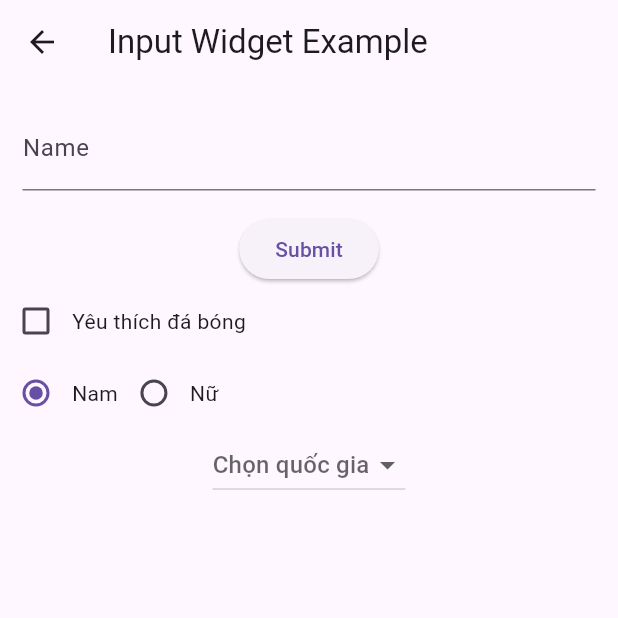
After one commit to tuan-708/Flutter_Practice, a Flutter app: the screen it shows after launch, after a tap on "Go InputWidget", on a phone screen of 412 x 824 dp, the top half of it. The commit adds this screen. Run offline on Flutter 3.47's test engine with Material 3 defaults, Android fonts, the phone set to English and light mode, and no system bars; network calls fail.

Commit message:
<Tuan> widget base

```diff
--- /dev/null
+++ b/lib/input_widget.dart
@@ -0,0 +1,93 @@
+import 'package:flutter/material.dart';
+
+enum Gender { male, female }
+
+class InputWidgetPage extends StatefulWidget {
+  const InputWidgetPage({super.key});
+
+  @override
+  State<InputWidgetPage> createState() => _InputWidgetPageState();
+}
+
+class _InputWidgetPageState extends State<InputWidgetPage> {
+  final nameController = TextEditingController();
+  bool checked = false;
+  Gender gender = Gender.male;
+  final countries = ["Việt Nam", "Lào", "Campuchia", "Thái lan", "Đông ti mo"];
+
+  String? county;
+
+  @override
+  Widget build(BuildContext context) {
+    return Scaffold(
+      appBar: AppBar(
+        title: Text('Input Widget Example'),
+      ),
+      body: Center(
+        child: Column(children: [
+          Padding(
+            padding: EdgeInsets.all(15.0),
+            child: TextField(
+              decoration: InputDecoration(
+                  hintText: 'Enter your name', labelText: 'Name'),
+              controller: nameController,
+            ),
+          ),
+          ElevatedButton(
+              onPressed: () {
+                print(nameController.text);
+              },
+              child: Text('Submit')),
+          Row(
+            children: [
+              Checkbox(
+                  value: checked,
+                  onChanged: (value) {
+                    setState(() {
+                      checked = value!;
+                    });
+                  }),
+              Text('Yêu thích đá bóng')
+            ],
+          ),
+          Row(
+            children: [
+              Radio<Gender>(
+                value: Gender.male,
+                groupValue: gender,
+                onChanged: (value) {
+                  setState(() {
+                    gender = value!;
+                  });
+                },
+              ),
+              Text('Nam'),
+              Radio<Gender>(
+                value: Gender.female,
+                groupValue: gender,
+                onChanged: (value) {
+                  setState(() {
+                    gender = value!;
+                  });
+                },
+              ),
+              Text('Nữ')
+            ],
+          ),
+          DropdownButton<String>(
+            hint: Text('Chọn quốc gia'),
+            value: county,
+            items: countries.map((e) => DropdownMenuItem<String>(
+              value:e,
+              child: Text(e))).toList(),
+            onChanged: (value) {
+              setState(() {
+                county = value;
+              });
+            },
+          ),
+        ]),
+      ),
+    );
+  }
+}
--- a/lib/menu_page.dart
+++ b/lib/menu_page.dart
@@ -1,8 +1,6 @@
-
-
 import 'package:flutter/material.dart';
-import 'package:flutter_application_2/counter.dart';
 import 'package:flutter_application_2/home_page.dart';
+import 'package:flutter_application_2/input_widget.dart';
 
 class MenuPage extends StatelessWidget {
   const MenuPage({super.key});
@@ -18,7 +16,11 @@ class MenuPage extends StatelessWidget {
             ElevatedButton(
               onPressed: (){Navigator.push(context,
               MaterialPageRoute(builder: (context) => HomePage()));},
-              child: Text('Go Home Page'))
+              child: Text('Go Home Page')),
+            ElevatedButton(
+              onPressed: (){Navigator.push(context,
+              MaterialPageRoute(builder: (context) => InputWidgetPage()));},
+              child: Text('Go InputWidget')),
           ],
         ),
       ),
```
